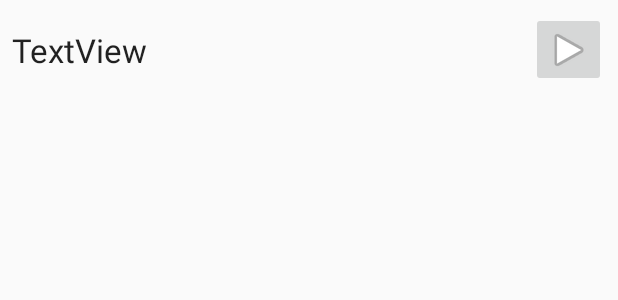
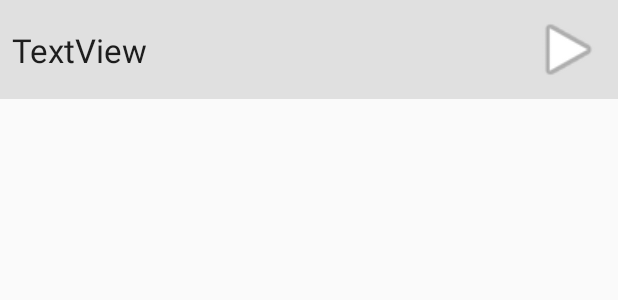
Before and after one commit to CMUChimpsLab/SignifiersIO, an Android app: the layout device_blurb.xml on its own in the app's theme, with its tools: preview values and no code run, on a phone screen of 412 x 824 dp. Shown: the top 300 px of the screen. Run offline under Robolectric (Android 15) with nearby library versions, the phone set to English and light mode, and no system bars; network calls fail.

Commit message:
Aesthetic tweaks, added more alert icons, slightly restructured privacy policy data flow.

```diff
--- a/app/src/main/java/org/cmuchimps/signifiersio/Device.java
+++ b/app/src/main/java/org/cmuchimps/signifiersio/Device.java
@@ -22,6 +22,7 @@ enum DataType {
 public class Device {
     public DataType dataType;
     public Map<String, String> properties;
+    public final boolean violation; // Whether this device violates the user's privacy policy
 
     public Device(JSONObject o) throws JSONException{
         properties = new HashMap<>();
@@ -43,6 +44,8 @@ public class Device {
         if(this.dataType == null){
             throw new JSONException("Device JSON has no data_type property");
         }
+
+        this.violation = !PrivacyParser.allows(this);
     }
 
     public boolean hasProperty(String k){
--- a/app/src/main/java/org/cmuchimps/signifiersio/MainActivity.java
+++ b/app/src/main/java/org/cmuchimps/signifiersio/MainActivity.java
@@ -25,7 +25,6 @@ public class MainActivity extends AppCompatActivity {
     private static final int ICONS_PER_ROW = 3;   // Number of icons in each row of the UI
     private static final int REFRESH_TIME = 10000; // ms between updating the device list
 
-    private JSONObject privacyPolicy = PrivacyParser.loadPP();
     private final DeviceDetector deviceDetector = new DeviceDetector(this);
     private Timer refreshTimer;
 
@@ -43,6 +42,9 @@ public class MainActivity extends AppCompatActivity {
                 rootView.getViewTreeObserver().removeOnGlobalLayoutListener(this);
             }
         });
+
+        // Load the privacy policy
+        PrivacyParser.loadPP();
     }
 
     @Override
@@ -97,7 +99,7 @@ public class MainActivity extends AppCompatActivity {
 
             // Turn on the alert icon if there's a violation
             for(Device dev : hierarchy.get(dt)){
-                if(!PrivacyParser.allows(privacyPolicy, dev)){
+                if(dev.violation){
                     icon.findViewById(R.id.alert).setVisibility(View.VISIBLE);
                     break;
                 }
--- a/app/src/main/res/layout/data_type_icon.xml
+++ b/app/src/main/res/layout/data_type_icon.xml
@@ -29,6 +29,6 @@
         app:layout_constraintTop_toTopOf="parent"
         app:layout_constraintVertical_bias="0.10"
         app:srcCompat="@drawable/alert"
-        android:visibility="invisible"/>
+        android:visibility="gone"/>
 
 </android.support.constraint.ConstraintLayout>
--- a/app/src/main/res/layout/device_blurb.xml
+++ b/app/src/main/res/layout/device_blurb.xml
@@ -3,7 +3,22 @@
     xmlns:app="http://schemas.android.com/apk/res-auto"
     xmlns:tools="http://schemas.android.com/tools"
     android:layout_width="match_parent"
-    android:layout_height="wrap_content">
+    android:layout_height="wrap_content"
+    android:background="#e0e0e0">
+
+
+
+    <ImageView
+        android:id="@+id/row_arrow"
+        android:layout_width="50dp"
+        android:layout_height="50dp"
+        android:layout_marginBottom="8dp"
+        android:layout_marginEnd="8dp"
+        android:layout_marginTop="8dp"
+        app:layout_constraintBottom_toBottomOf="parent"
+        app:layout_constraintEnd_toEndOf="parent"
+        app:layout_constraintTop_toTopOf="parent"
+        app:srcCompat="@android:drawable/ic_media_play" />
 
     <TextView
         android:id="@+id/device_string"
@@ -17,19 +32,8 @@
         android:text="TextView"
         android:textAppearance="@style/TextAppearance.AppCompat.Large"
         app:layout_constraintBottom_toBottomOf="parent"
-        app:layout_constraintEnd_toStartOf="@+id/row_button"
+        app:layout_constraintEnd_toStartOf="@+id/row_arrow"
         app:layout_constraintStart_toStartOf="parent"
         app:layout_constraintTop_toTopOf="parent" />
 
-    <ImageButton
-        android:id="@+id/row_button"
-        android:layout_width="50dp"
-        android:layout_height="50dp"
-        android:layout_marginBottom="8dp"
-        android:layout_marginEnd="8dp"
-        android:layout_marginTop="8dp"
-        app:layout_constraintBottom_toBottomOf="parent"
-        app:layout_constraintEnd_toEndOf="parent"
-        app:layout_constraintTop_toTopOf="parent"
-        app:srcCompat="@android:drawable/ic_media_play" />
 </android.support.constraint.ConstraintLayout>
--- a/app/src/main/res/menu/main_menu.xml
+++ b/app/src/main/res/menu/main_menu.xml
@@ -4,7 +4,7 @@
 
     <item
         android:id="@+id/edit"
-        android:icon="@android:drawable/ic_menu_preferences"
-        android:title="Edit"
+        android:icon="@drawable/gear"
+        android:title="Preferences"
         app:showAsAction="ifRoom" />
 </menu>
```
Also changed, not shown: app/src/main/java/org/cmuchimps/signifiersio/DeviceList.java (+16 -0 lines), app/src/main/java/org/cmuchimps/signifiersio/PrivacyParser.java (+17 -17 lines), app/src/main/res/drawable/ic_sync_black_24dp.xml (deleted, +0 -9 lines), app/src/main/res/layout/device_list_popup.xml (+13 -5 lines), app/src/main/res/drawable/alert.png, app/src/main/res/drawable/gear.png (added), app/src/main/res/drawable/x.png (added), 1 other file.
